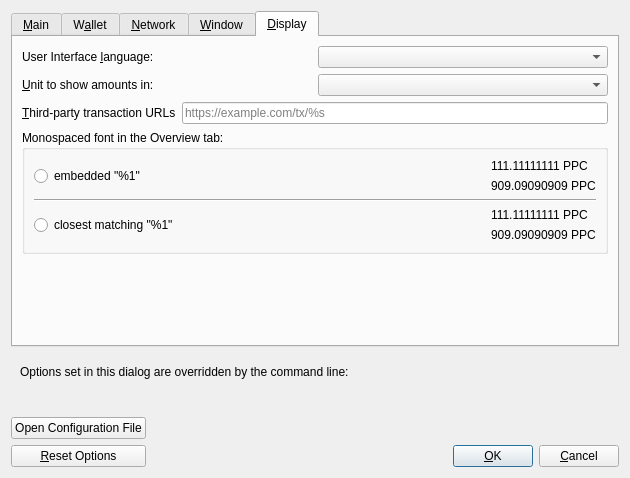
Before: the Qt Designer form src/qt/forms/optionsdialog.ui in belovachap/RePeer, drawn with Qt 5.
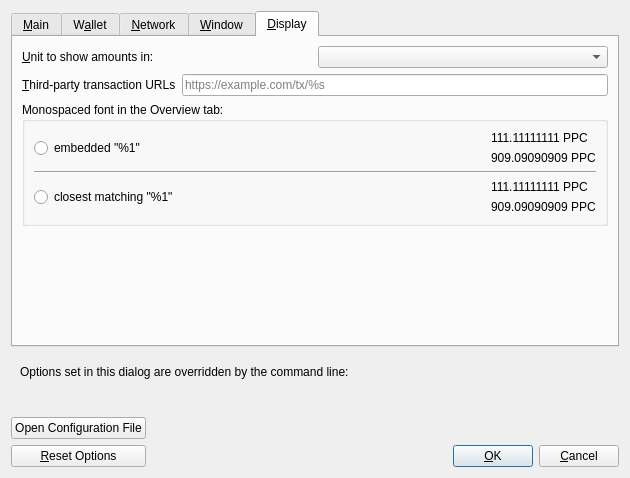
After: the same form once the commit is applied. The open tabs and pages were chosen to show the change. Custom widgets are drawn as their Qt base class.

```diff
--- a/src/qt/forms/optionsdialog.ui
+++ b/src/qt/forms/optionsdialog.ui
@@ -702,30 +702,6 @@
        <string>&amp;Display</string>
       </attribute>
       <layout class="QVBoxLayout" name="verticalLayout_Display">
-       <item>
-        <layout class="QHBoxLayout" name="horizontalLayout_1_Display">
-         <item>
-          <widget class="QLabel" name="langLabel">
-           <property name="text">
-            <string>User Interface &amp;language:</string>
-           </property>
-           <property name="textFormat">
-            <enum>Qt::PlainText</enum>
-           </property>
-           <property name="buddy">
-            <cstring>lang</cstring>
-           </property>
-          </widget>
-         </item>
-         <item>
-          <widget class="QValueComboBox" name="lang">
-           <property name="toolTip">
-            <string>The user interface language can be set here. This setting will take effect after restarting %1.</string>
-           </property>
-          </widget>
-         </item>
-        </layout>
-       </item>
        <item>
         <layout class="QHBoxLayout" name="horizontalLayout_2_Display">
          <item>
```
